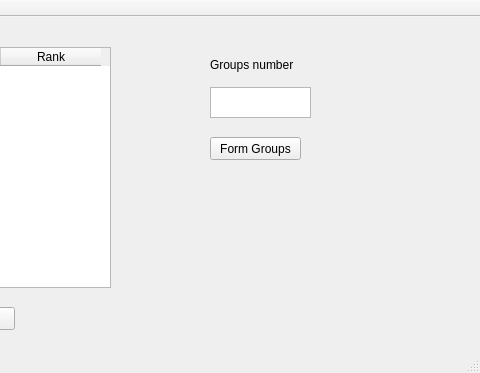
First picture: the form in Server/Server/mainwindow.ui, repository AlekseyVnukov/WTAF-TATRAS, before the edit; both pictures show x 410 to 890 and y 0 to 373 of the 890 by 373 pixel window.
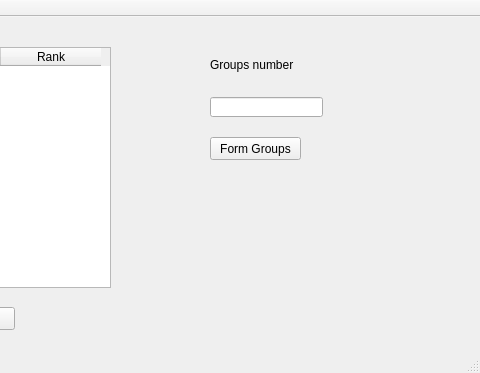
Second picture: the form after the edit.

Commit message: added group former

Patch:
```diff
--- a/Server/Server/mainwindow.ui
+++ b/Server/Server/mainwindow.ui
@@ -84,16 +84,6 @@
      <string>Groups number</string>
     </property>
    </widget>
-   <widget class="QPlainTextEdit" name="groupsNumber">
-    <property name="geometry">
-     <rect>
-      <x>620</x>
-      <y>70</y>
-      <width>101</width>
-      <height>31</height>
-     </rect>
-    </property>
-   </widget>
    <widget class="QPushButton" name="addEntry">
     <property name="geometry">
      <rect>
@@ -146,6 +136,16 @@
      <string>Remove</string>
     </property>
    </widget>
+   <widget class="QLineEdit" name="lineEdit">
+    <property name="geometry">
+     <rect>
+      <x>620</x>
+      <y>80</y>
+      <width>113</width>
+      <height>20</height>
+     </rect>
+    </property>
+   </widget>
   </widget>
   <widget class="QMenuBar" name="menuBar">
    <property name="geometry">
```
Left out of the diff: 4 changed lines with no effect on the pictures. The commit also changes 8 other files.
